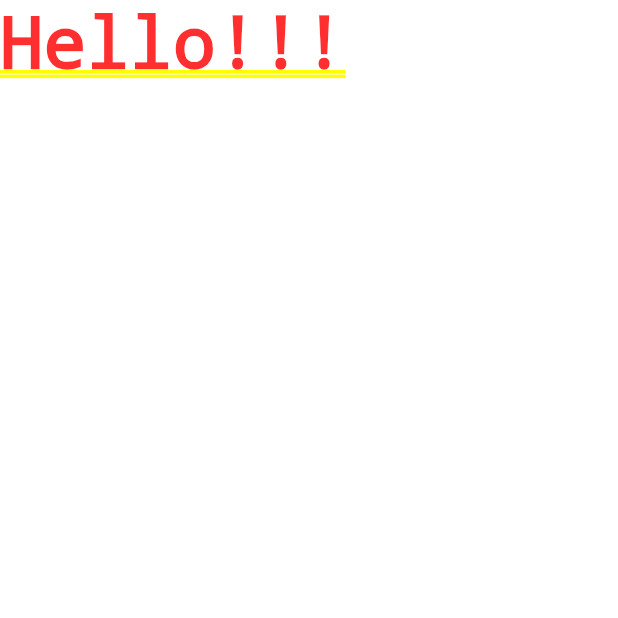
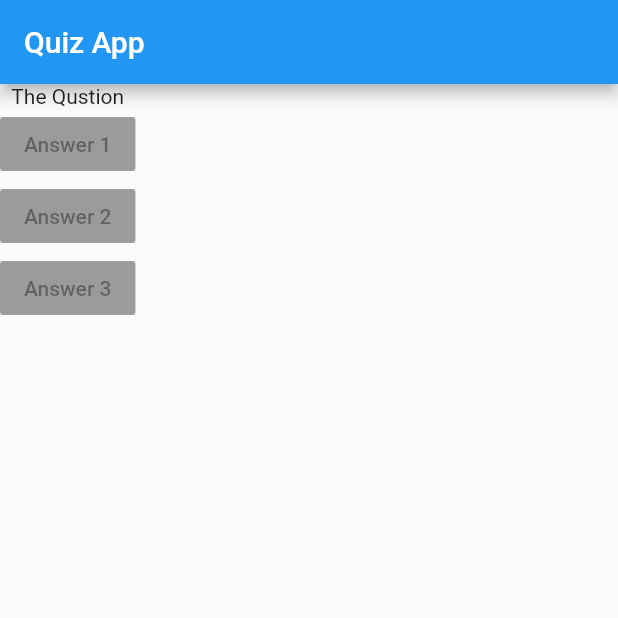
Before and after one commit to ukashasohail/Quiz_App, a Flutter app: the screen it shows after launch, on a phone screen of 412 x 824 dp, the top half of it. Run offline on Flutter 3.47's test engine with Material 2 defaults, Android fonts, the phone set to English and light mode, and no system bars.

Commit message:
v0.1 added buttons and 1 question

```diff
--- a/lib/main.dart
+++ b/lib/main.dart
@@ -5,11 +5,37 @@ void main() => runApp(MyApp());
 
 // main class
 class MyApp extends StatelessWidget {
-
   @override
   Widget build(BuildContext context) {
+    var questions = [
+      "What's your favorite Color?",
+      "What's your favorite Animal? ",
+    ];
 
-    return MaterialApp(home: Text("Hello!!!"),);
-
+    return MaterialApp(
+      home: Scaffold(
+        appBar: AppBar(
+          title: Text("Quiz App"),
+        ),
+        body: Column(
+          children: <Widget>[
+            Text("The Qustion"),
+            RaisedButton(
+              child: Text("Answer 1"),
+              onPressed: null,
+            ),
+            RaisedButton(
+              child: Text("Answer 2"),
+              onPressed: null,
+            ),
+            RaisedButton(
+              child: Text("Answer 3"),
+              onPressed: null,
+            ),
+          ],
+        ), //if we want more than one widget
+        //then we use Column  /// list of widgets
+      ),
+    ); //scaffold gives theme
   }
 }
```
